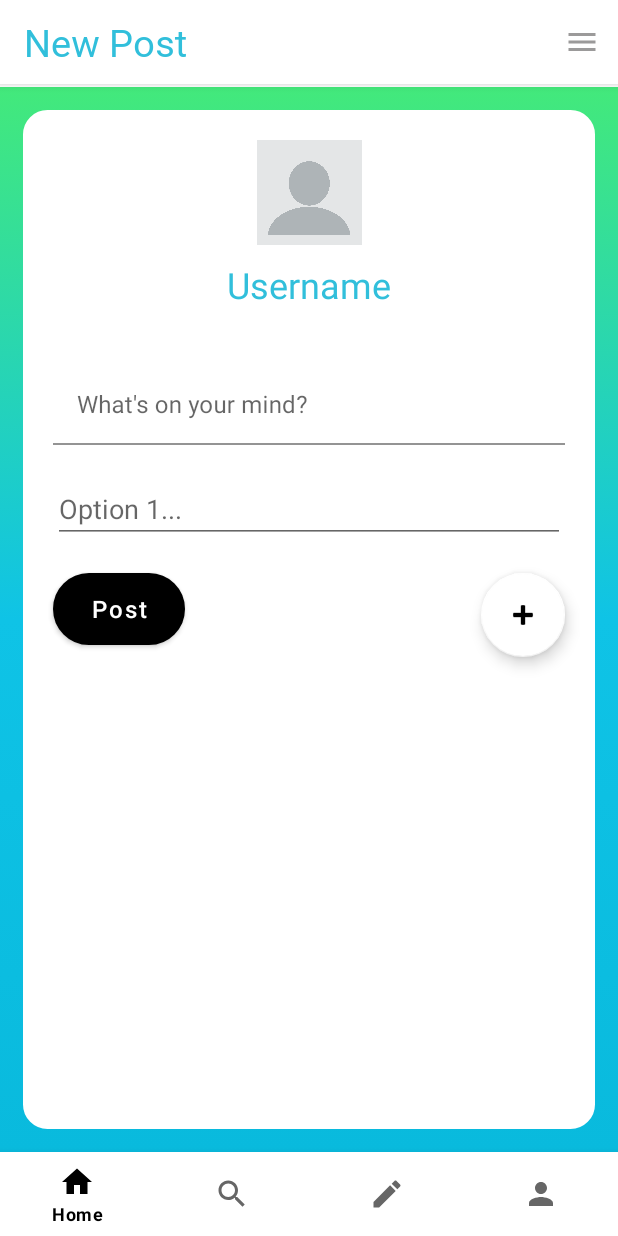
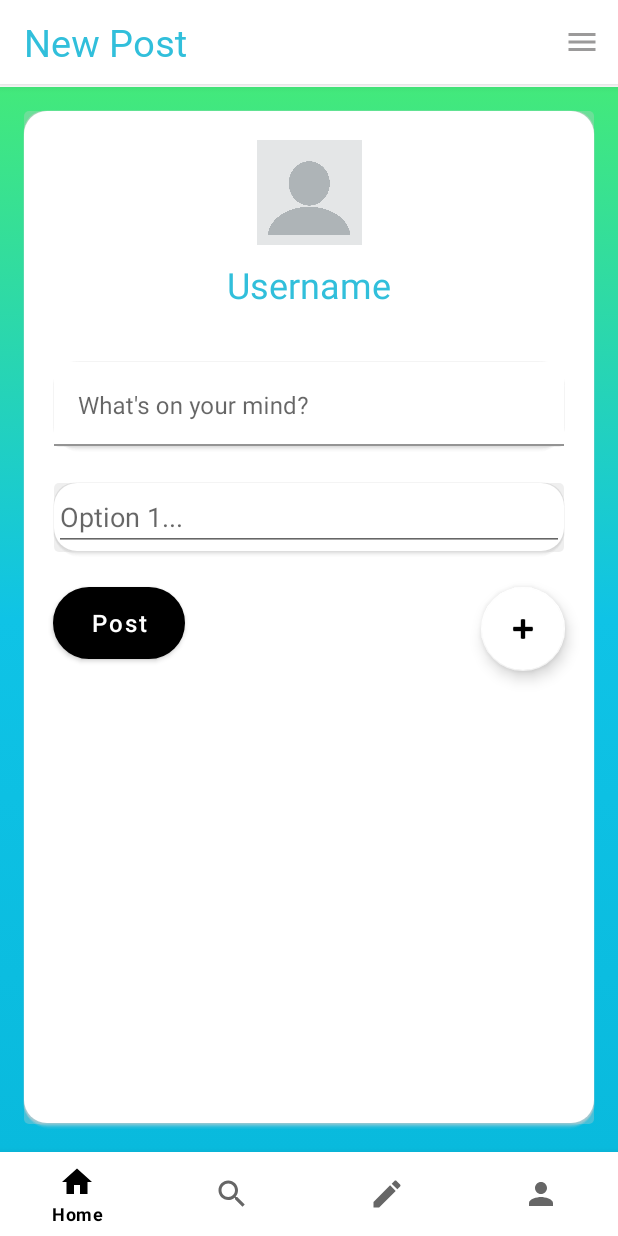
Before and after one commit to DocchiAndroid/Docchi, an Android app: the fragment CreatePollFragment placed in its activity, on a phone screen of 412 x 824 dp. Run offline under Robolectric (Android 15) with nearby library versions, the light colour scheme and no system bars; libraries missing offline, so code that uses them is left out: com.parse; pictures from the network do not load; Roboto replaces fonts that are not available here; 10 statements that could not run were skipped.

Commit message:
Added cardview to add shadow

```diff
--- a/app/src/main/res/drawable/item_background_rounded.xml
+++ b/app/src/main/res/drawable/item_background_rounded.xml
@@ -1,14 +1,90 @@
 <?xml version="1.0" encoding="utf-8"?>
-<shape xmlns:android="http://schemas.android.com/apk/res/android"
-    android:shape="rectangle"
-    >
+<layer-list xmlns:android="http://schemas.android.com/apk/res/android">
+    <!-- Drop Shadow Stack -->
+    <item>
+        <shape>
+            <padding android:top="0.5dp" android:right="0.5dp" android:bottom="1dp" android:left="0.5dp" />
+            <solid android:color="#10CCCCCC" />
+            <corners android:radius="18dp" />
+        </shape>
+    </item>
+    <item>
+        <shape>
+            <padding android:top="0.5dp" android:right="0dp" android:bottom="1dp" android:left="0.5dp" />
+            <solid android:color="#10CCCCCC" />
+            <corners android:radius="17dp" />
+        </shape>
+    </item>
+    <item>
+        <shape>
+            <padding android:top="1dp" android:right="1dp" android:bottom="1dp" android:left="1dp" />
+            <solid android:color="#20CCCCCC" />
+            <corners android:radius="16dp" />
+        </shape>
+    </item>
+    <item>
+        <shape>
+            <padding android:top="0dp" android:right="0dp" android:bottom="1dp" android:left="0dp" />
+            <solid android:color="#30CCCCCC" />
+            <corners android:radius="15dp" />
+        </shape>
+    </item>
+    <item>
+        <shape>
+            <padding android:top="0dp" android:right="0dp" android:bottom="1dp" android:left="0dp" />
+            <solid android:color="#40CCCCCC" />
+            <corners android:radius="14dp" />
+        </shape>
+    </item>
+    <item>
+        <shape>
+            <padding android:top="0dp" android:right="0dp" android:bottom="1dp" android:left="0dp" />
+            <solid android:color="#50CCCCCC" />
+            <corners android:radius="3dp" />
+        </shape>
+    </item>
+    <item>
+        <shape>
 
-    <solid android:color="#FFFFFF"/>
+            <padding android:top="0dp" android:right="0.1dp" android:bottom="0.5dp" android:left="0.1dp" />
+            <solid android:color="#60CCCCCC" />
+            <corners android:radius="13dp" />
+        </shape>
+    </item>
 
-    <stroke
-        android:color="#FFFFFF"
-        android:width="2dp" />
-    <corners
-        android:radius="15dp"
-        />
-</shape>
+    <!-- Background -->
+    <item>
+        <shape>
+            <solid android:color="#ffffff" />
+            <corners android:radius="15dp" />
+        </shape>
+    </item>
+
+
+</layer-list>
+
+
+
+
+
+
+
+
+
+
+
+
+    <!--<?xml version="1.0" encoding="utf-8"?>-->
+<!--<shape xmlns:android="http://schemas.android.com/apk/res/android"-->
+<!--    android:shape="rectangle"-->
+<!--    >-->
+
+<!--    <solid android:color="#FFFFFF"/>-->
+
+<!--    <stroke-->
+<!--        android:color="#737070"-->
+<!--        android:width="0.5dp" />-->
+<!--    <corners-->
+<!--        android:radius="15dp"-->
+<!--        />-->
+<!--</shape>-->
--- a/app/src/main/res/layout/item_post_polls.xml
+++ b/app/src/main/res/layout/item_post_polls.xml
@@ -42,7 +42,7 @@
     <androidx.recyclerview.widget.RecyclerView
         android:id="@+id/rvPolls"
         android:layout_width="match_parent"
-        android:layout_height="wrap_content"
+        android:layout_height="400dp"
         android:layout_below="@id/tvDescription">
     </androidx.recyclerview.widget.RecyclerView>
 
```
Also changed, not shown: app/src/main/res/layout/item_post_images.xml (+61 -27 lines), app/src/main/res/layout/item_post_polls_poll.xml (+11 -8 lines).
